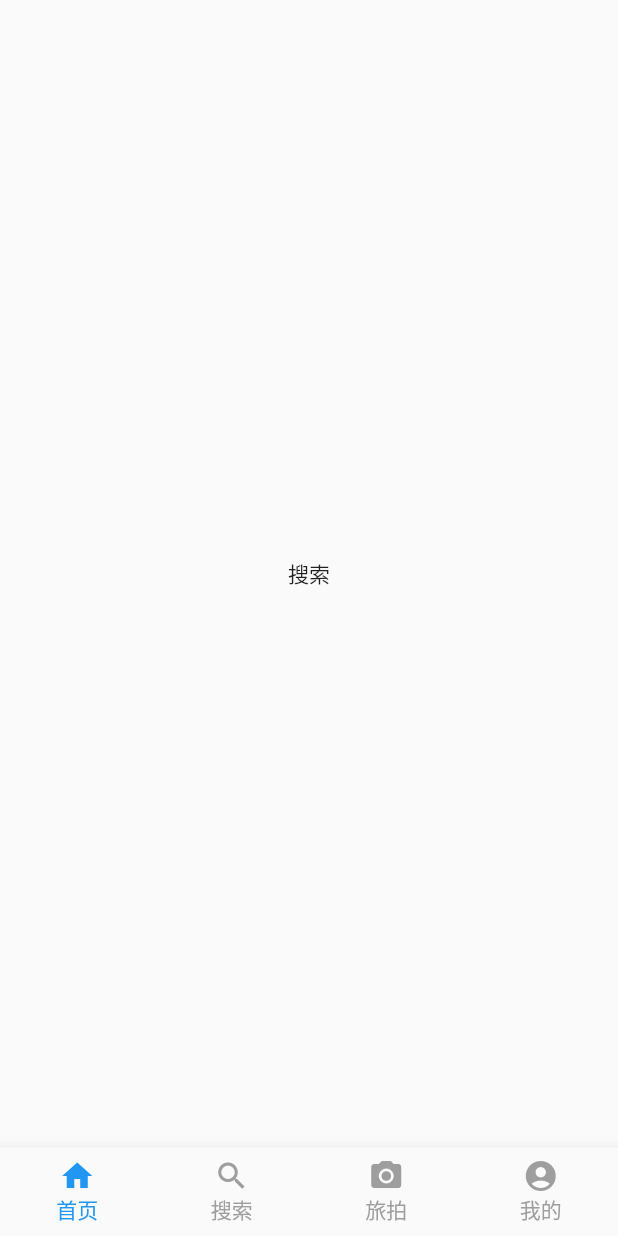
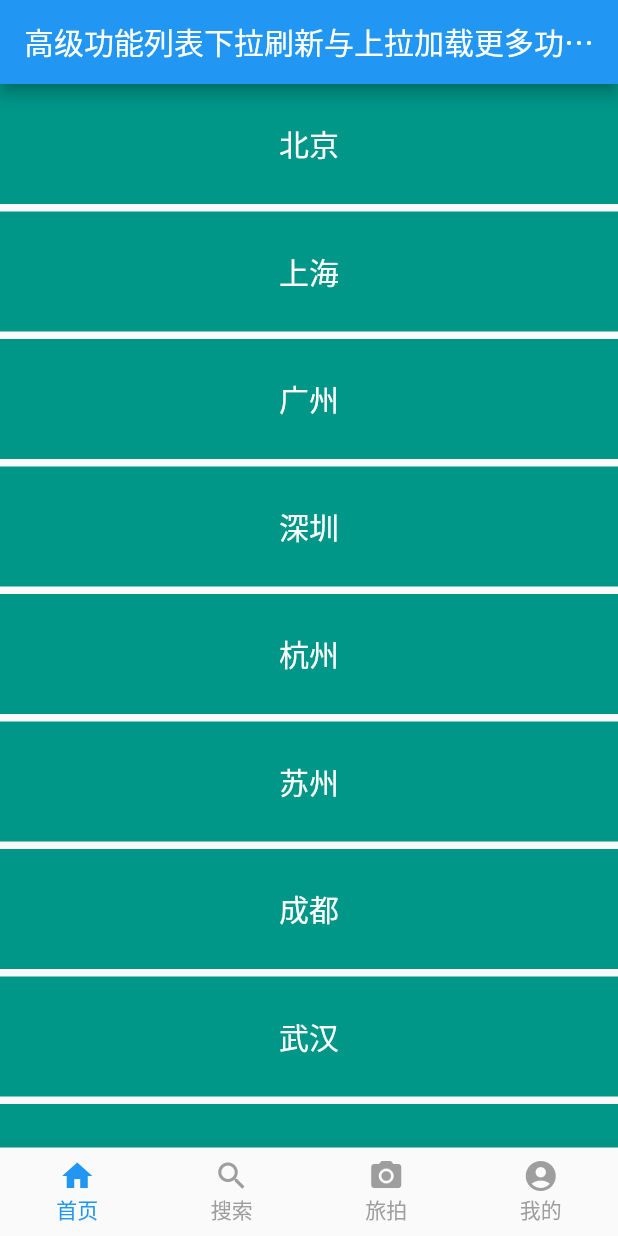
Before and after one commit to phggg/flutter_trip_new, a Flutter app: the screen it shows after launch, swiped to page 2, on a phone screen of 412 x 824 dp. Run offline on Flutter 3.47's test engine with Material 2 defaults, Android fonts, the phone set to English and light mode, and no system bars; our stand-ins replace flutter_swiper_null_safety, shared_preferences; network calls fail.

Commit message:
fix: 初步使用model

```diff
--- a/lib/pages/search_page.dart
+++ b/lib/pages/search_page.dart
@@ -1,4 +1,8 @@
 import 'package:flutter/material.dart';
+import 'package:flutter_trip/pages/test_grid.dart';
+import 'package:flutter_trip/pages/test_list.dart';
+import 'package:flutter_trip/pages/test_list_more.dart';
+import 'package:flutter_trip/pages/test_pull_refresh.dart';
 
 class SearchPage extends StatefulWidget {
   const SearchPage({Key? key}) : super(key: key);
@@ -10,9 +14,10 @@ class SearchPage extends StatefulWidget {
 class _SearchPageState extends State<SearchPage> {
   @override
   Widget build(BuildContext context) {
-    return const Scaffold(
+    return Scaffold(
       body: Center(
-        child: Text('搜索'),
+        // child: TestGrid(),
+        child: TestPullRefresh(),
       ),
     );
   }
--- /dev/null
+++ b/lib/pages/test_pull_refresh.dart
@@ -0,0 +1,89 @@
+import 'package:flutter/material.dart';
+
+List<String> cityNames = [ '北京', '上海', '广州', '深圳', '杭州', '苏州', '成都', '武汉', '郑州', '洛阳', '厦门', '青岛', '拉萨' ];
+
+class TestPullRefresh extends StatefulWidget {
+  @override
+  _TestPullRefreshState createState() => _TestPullRefreshState();
+}
+
+class _TestPullRefreshState extends State<TestPullRefresh> {
+
+  ScrollController _scrollController = ScrollController();
+
+  @override
+  void initState() {
+    // TODO: implement initState
+    _scrollController.addListener(() {
+      if(_scrollController.position.pixels == _scrollController.position.maxScrollExtent) {
+        _loadData();
+        print('21323');
+      }
+    });
+    super.initState();
+  }
+
+  @override
+  void dispose() {
+    // TODO: implement dispose
+    _scrollController.dispose();
+    super.dispose();
+  }
+
+  @override
+  Widget build(BuildContext context) {
+    final title = '高级功能列表下拉刷新与上拉加载更多功能实现';
+
+    return MaterialApp(
+      title: title,
+      home: Scaffold(
+        appBar: AppBar(
+          title: Text(title),
+        ),
+        body: RefreshIndicator(
+          onRefresh: _handleRefresh,
+          child: Scrollbar(
+            controller: _scrollController,
+            child: ListView(
+              controller: _scrollController,
+              children: _buildList(),
+            ),
+          )
+        ),
+      ),
+    );
+  }
+
+  _loadData() async {
+    await Future.delayed(Duration(milliseconds: 200));
+    setState(() {
+      List<String> list = List<String>.from(cityNames);
+      list.addAll(cityNames);
+      cityNames = list;
+    });
+  }
+
+  Future<void> _handleRefresh() async {
+    await Future.delayed(Duration(seconds: 2));
+    setState(() {
+      cityNames = cityNames.reversed.toList();
+    });
+  }
+
+  List<Widget> _buildList() {
+    return cityNames.map((city) => _item(city)).toList();
+  }
+
+  Widget _item(String city) {
+    return Container(
+      height: 80,
+      margin: EdgeInsets.only(bottom: 5),
+      alignment: Alignment.center,
+      decoration: BoxDecoration(color: Colors.teal),
+      child: Text(
+        city,
+        style: TextStyle(color: Colors.white, fontSize: 20),
+      ),
+    );
+  }
+}
```
Also changed, not shown: lib/dao/home_dao.dart (added, +16 -0 lines), lib/model/common_model.dart (added, +19 -0 lines), lib/model/config_model.dart (added, +7 -0 lines), lib/model/grid_nav_model.dart (added, +36 -0 lines), lib/model/home_model.dart (added, +35 -0 lines), lib/model/sale_box_model.dart (added, +37 -0 lines), lib/pages/home_page.dart (+30 -3 lines), lib/pages/test_grid.dart (added, +30 -0 lines), lib/pages/test_list.dart (added, +40 -0 lines), lib/pages/test_list_more.dart (added, +53 -0 lines), 1 other file.
